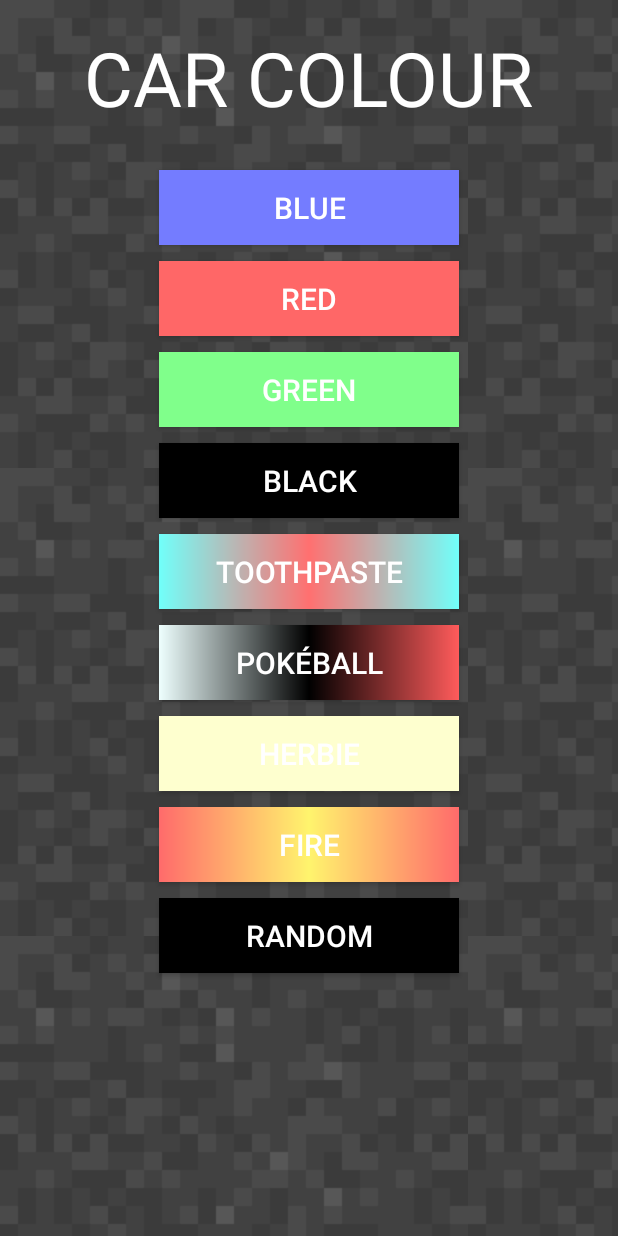
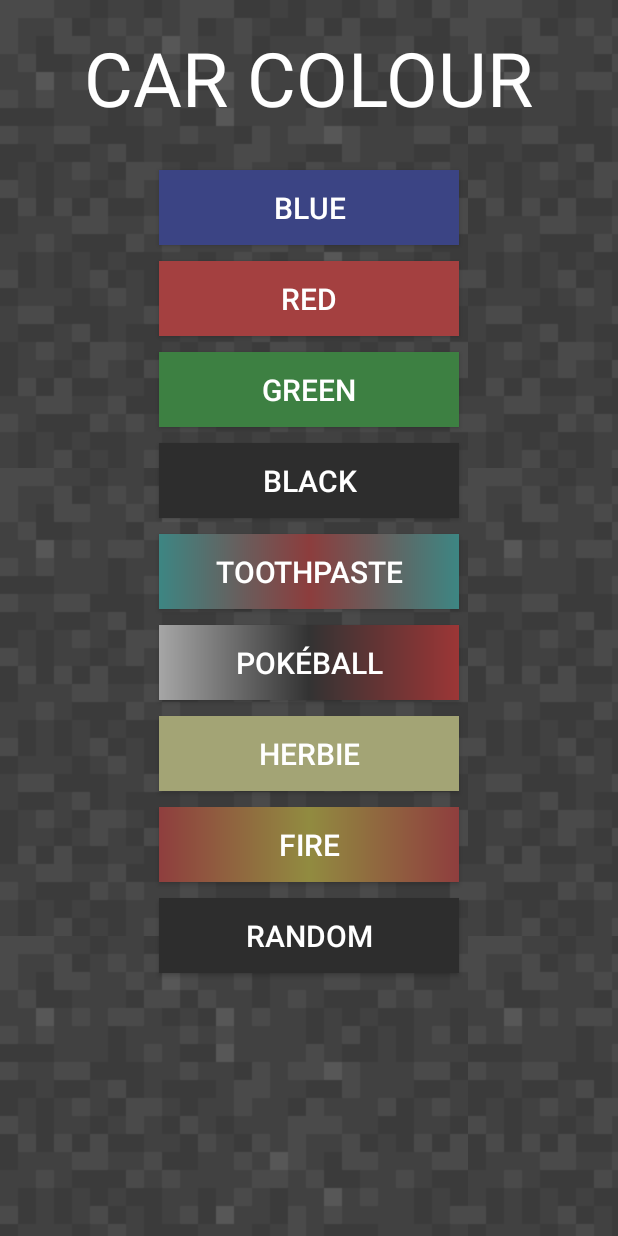
Before and after one commit to YJoe/GPixel-android-racing-game, an Android app: the screen it shows after launch (MainActivity), after a tap on "PLAY", on a phone screen of 412 x 824 dp. Run offline under Robolectric (Android 15) with nearby library versions, the phone set to English and light mode, and no system bars.

Commit message:
Darker colours (better)

```diff
--- a/app/src/main/res/drawable/button_black.xml
+++ b/app/src/main/res/drawable/button_black.xml
@@ -2,8 +2,8 @@
 <shape xmlns:android="http://schemas.android.com/apk/res/android">
     <gradient
         android:angle="0"
-        android:endColor="#000000"
-        android:centerColor="#000000"
-        android:startColor="#000000"
+        android:endColor="#2d2d2d"
+        android:centerColor="#2d2d2d"
+        android:startColor="#2d2d2d"
         android:type="linear" />
 </shape>
--- a/app/src/main/res/drawable/button_blue.xml
+++ b/app/src/main/res/drawable/button_blue.xml
@@ -2,8 +2,8 @@
 <shape xmlns:android="http://schemas.android.com/apk/res/android">
     <gradient
         android:angle="0"
-        android:endColor="#747cff"
-        android:centerColor="#747cff"
-        android:startColor="#747cff"
+        android:endColor="#3b4484"
+        android:centerColor="#3b4484"
+        android:startColor="#3b4484"
         android:type="linear" />
 </shape>
--- a/app/src/main/res/drawable/button_fire.xml
+++ b/app/src/main/res/drawable/button_fire.xml
@@ -2,8 +2,8 @@
 <shape xmlns:android="http://schemas.android.com/apk/res/android">
     <gradient
         android:angle="0"
-        android:endColor="#ff6b6b"
-        android:centerColor="#fff46d"
-        android:startColor="#ff6b6b"
+        android:endColor="#8f3e3e"
+        android:centerColor="#918b40"
+        android:startColor="#8f3e3e"
         android:type="linear" />
 </shape>
--- a/app/src/main/res/drawable/button_green.xml
+++ b/app/src/main/res/drawable/button_green.xml
@@ -2,8 +2,8 @@
 <shape xmlns:android="http://schemas.android.com/apk/res/android">
     <gradient
         android:angle="0"
-        android:endColor="#80ff8b"
-        android:centerColor="#80ff8b"
-        android:startColor="#80ff8b"
+        android:endColor="#3d8042"
+        android:centerColor="#3d8042"
+        android:startColor="#3d8042"
         android:type="linear" />
 </shape>
--- a/app/src/main/res/drawable/button_herbie.xml
+++ b/app/src/main/res/drawable/button_herbie.xml
@@ -2,8 +2,8 @@
 <shape xmlns:android="http://schemas.android.com/apk/res/android">
     <gradient
         android:angle="0"
-        android:endColor="#feffcf"
-        android:centerColor="#feffcf"
-        android:startColor="#feffcf"
+        android:endColor="#a3a475"
+        android:centerColor="#a3a475"
+        android:startColor="#a3a475"
         android:type="linear" />
 </shape>
--- a/app/src/main/res/drawable/button_pokeball.xml
+++ b/app/src/main/res/drawable/button_pokeball.xml
@@ -2,8 +2,8 @@
 <shape xmlns:android="http://schemas.android.com/apk/res/android">
     <gradient
         android:angle="0"
-        android:endColor="#ff5b5b"
-        android:centerColor="#000000"
-        android:startColor="#eefffe"
+        android:endColor="#9c3636"
+        android:centerColor="#333333"
+        android:startColor="#a6a6a6"
         android:type="linear" />
 </shape>
--- a/app/src/main/res/drawable/button_red.xml
+++ b/app/src/main/res/drawable/button_red.xml
@@ -2,8 +2,8 @@
 <shape xmlns:android="http://schemas.android.com/apk/res/android">
     <gradient
         android:angle="0"
-        android:endColor="#ff6767"
-        android:centerColor="#ff6767"
-        android:startColor="#ff6767"
+        android:endColor="#a44040"
+        android:centerColor="#a44040"
+        android:startColor="#a44040"
         android:type="linear" />
 </shape>
--- a/app/src/main/res/drawable/button_toothpaste.xml
+++ b/app/src/main/res/drawable/button_toothpaste.xml
@@ -2,8 +2,8 @@
 <shape xmlns:android="http://schemas.android.com/apk/res/android">
     <gradient
         android:angle="0"
-        android:endColor="#71fffa"
-        android:centerColor="#ff7070"
-        android:startColor="#71fffa"
+        android:endColor="#3d8683"
+        android:centerColor="#8c3d3d"
+        android:startColor="#3d8683"
         android:type="linear" />
 </shape>
```
